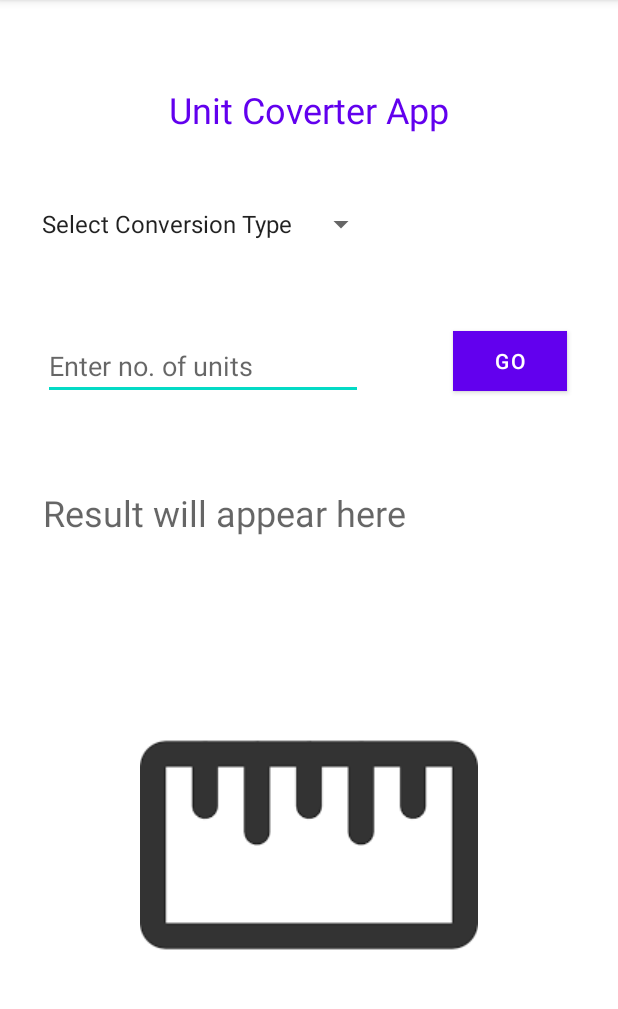
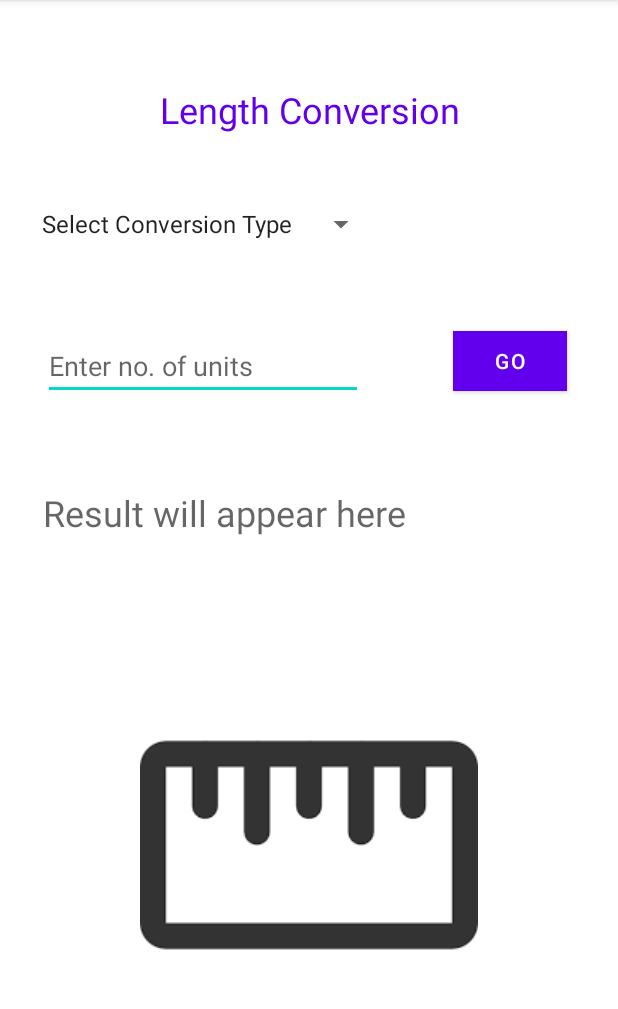
Before and after one commit to therealshahidmanzoor/oibsip_1, an Android app: the Length screen opened directly, with no data from a screen before it, on a phone screen of 412 x 824 dp, the part 84-1093 px from its top. Run offline under Robolectric (Android 15) with nearby library versions, the phone set to English and light mode, and no system bars.

Commit message:
Initial Commit

```diff
--- a/app/src/main/res/layout/activity_length.xml
+++ b/app/src/main/res/layout/activity_length.xml
@@ -36,7 +36,7 @@
         android:id="@+id/textView"
         android:layout_width="233dp"
         android:layout_height="41dp"
-        android:text="Unit Coverter App"
+        android:text="Length Conversion"
         android:textAlignment="center"
         android:textColor="@color/purple_500"
         android:textSize="24sp"
--- a/app/src/main/res/layout/activity_power.xml
+++ b/app/src/main/res/layout/activity_power.xml
@@ -36,7 +36,7 @@
         android:id="@+id/textView"
         android:layout_width="233dp"
         android:layout_height="41dp"
-        android:text="Unit Coverter App"
+        android:text="Power Conversion"
         android:textAlignment="center"
         android:textColor="@color/purple_500"
         android:textSize="24sp"
```
